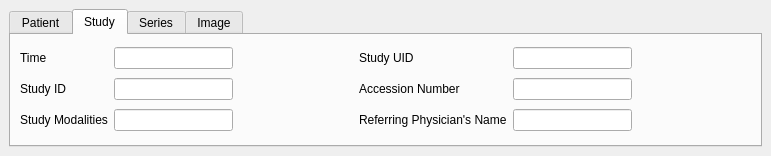
First picture: the form in starviewer/src/inputoutput/qadvancedsearchwidgetbase.ui, repository starviewer-medical/starviewer, before the edit.
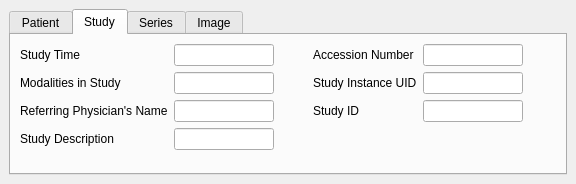
Second picture: the form after the edit. The open tabs and pages were chosen to show the change.

Commit message:
ENH: Add a field to the advanced search to search by study description. #2862
Additionally, the study tab is now the default, its fields have been
reorganized, some labels changed and the names of its QLineEdits have
been updated to match conventions in the rest of the program.

Diff of the .ui file:
```diff
--- a/starviewer/src/inputoutput/qadvancedsearchwidgetbase.ui
+++ b/starviewer/src/inputoutput/qadvancedsearchwidgetbase.ui
@@ -6,8 +6,8 @@
    <rect>
     <x>0</x>
     <y>0</y>
-    <width>771</width>
-    <height>156</height>
+    <width>576</width>
+    <height>184</height>
    </rect>
   </property>
   <property name="windowTitle">
@@ -191,50 +191,57 @@
       <attribute name="title">
        <string>Study</string>
       </attribute>
-      <layout class="QGridLayout">
-       <property name="leftMargin">
-        <number>9</number>
-       </property>
-       <property name="topMargin">
-        <number>9</number>
-       </property>
-       <property name="rightMargin">
-        <number>9</number>
-       </property>
-       <property name="bottomMargin">
-        <number>9</number>
-       </property>
-       <property name="spacing">
-        <number>6</number>
-       </property>
-       <item row="2" column="1">
-        <widget class="QLineEdit" name="m_studyModalityText"/>
+      <layout class="QHBoxLayout" name="horizontalLayout_3">
+       <item>
+        <layout class="QFormLayout" name="formLayout_2">
+         <item row="0" column="0">
+          <widget class="QLabel" name="label_13">
+           <property name="text">
+            <string>Study Time</string>
+           </property>
+          </widget>
+         </item>
+         <item row="0" column="1">
+          <widget class="QLineEdit" name="m_studyTimeLineEdit">
+           <property name="enabled">
+            <bool>true</bool>
+           </property>
+          </widget>
+         </item>
+         <item row="1" column="0">
+          <widget class="QLabel" name="label_12">
+           <property name="text">
+            <string>Modalities in Study</string>
+           </property>
+          </widget>
+         </item>
+         <item row="1" column="1">
+          <widget class="QLineEdit" name="m_modalitiesInStudyLineEdit"/>
+         </item>
+         <item row="2" column="0">
+          <widget class="QLabel" name="label_11">
+           <property name="text">
+            <string>Referring Physician's Name</string>
+           </property>
+          </widget>
+         </item>
+         <item row="2" column="1">
+          <widget class="QLineEdit" name="m_referringPhysiciansNameLineEdit"/>
+         </item>
+         <item row="3" column="0">
+          <widget class="QLabel" name="label_16">
+           <property name="text">
+            <string>Study Description</string>
+           </property>
+          </widget>
+         </item>
+         <item row="3" column="1">
+          <widget class="QLineEdit" name="m_studyDescriptionLineEdit"/>
+         </item>
+        </layout>
        </item>
-       <item row="0" column="4">
-        <widget class="QLineEdit" name="m_studyUIDText"/>
-       </item>
-       <item row="0" column="3">
-        <widget class="QLabel" name="label_2">
-         <property name="text">
-          <string>Study UID</string>
-         </property>
-         <property name="buddy">
-          <cstring>m_studyUIDText</cstring>
-         </property>
-        </widget>
-       </item>
-       <item row="0" column="0">
-        <widget class="QLabel" name="label_13">
-         <property name="text">
-          <string>Time</string>
-         </property>
-         <property name="buddy">
-          <cstring>m_studyTimeText</cstring>
-         </property>
-        </widget>
-       </item>
-       <item row="1" column="2">
-        <spacer>
+       <item>
+        <spacer name="horizontalSpacer_2">
          <property name="orientation">
           <enum>Qt::Horizontal</enum>
          </property>
@@ -246,8 +253,42 @@
          </property>
         </spacer>
        </item>
-       <item row="1" column="5">
-        <spacer>
+       <item>
+        <layout class="QFormLayout" name="formLayout_3">
+         <item row="0" column="0">
+          <widget class="QLabel" name="label_9">
+           <property name="text">
+            <string>Accession Number</string>
+           </property>
+          </widget>
+         </item>
+         <item row="0" column="1">
+          <widget class="QLineEdit" name="m_accessionNumberLineEdit"/>
+         </item>
+         <item row="1" column="0">
+          <widget class="QLabel" name="label_2">
+           <property name="text">
+            <string>Study Instance UID</string>
+           </property>
+          </widget>
+         </item>
+         <item row="1" column="1">
+          <widget class="QLineEdit" name="m_studyInstanceUidLineEdit"/>
+         </item>
+         <item row="2" column="0">
+          <widget class="QLabel" name="textLabel5_3">
+           <property name="text">
+            <string>Study ID</string>
+           </property>
+          </widget>
+         </item>
+         <item row="2" column="1">
+          <widget class="QLineEdit" name="m_studyIdLineEdit"/>
+         </item>
+        </layout>
+       </item>
+       <item>
+        <spacer name="horizontalSpacer_3">
          <property name="orientation">
           <enum>Qt::Horizontal</enum>
          </property>
@@ -259,62 +300,6 @@
          </property>
         </spacer>
        </item>
-       <item row="1" column="4">
-        <widget class="QLineEdit" name="m_accessionNumberText"/>
-       </item>
-       <item row="2" column="0">
-        <widget class="QLabel" name="label_12">
-         <property name="text">
-          <string>Study Modalities</string>
-         </property>
-         <property name="buddy">
-          <cstring>m_studyModalityText</cstring>
-         </property>
-        </widget>
-       </item>
-       <item row="2" column="3">
-        <widget class="QLabel" name="label_11">
-         <property name="text">
-          <string>Referring Physician's Name</string>
-         </property>
-         <property name="buddy">
-          <cstring>m_referringPhysiciansNameText</cstring>
-         </property>
-        </widget>
-       </item>
-       <item row="1" column="1">
-        <widget class="QLineEdit" name="m_studyIDText"/>
-       </item>
-       <item row="2" column="4">
-        <widget class="QLineEdit" name="m_referringPhysiciansNameText"/>
-       </item>
-       <item row="1" column="3">
-        <widget class="QLabel" name="label_9">
-         <property name="text">
-          <string>Accession Number</string>
-         </property>
-         <property name="buddy">
-          <cstring>m_accessionNumberText</cstring>
-         </property>
-        </widget>
-       </item>
-       <item row="1" column="0">
-        <widget class="QLabel" name="textLabel5_3">
-         <property name="text">
-          <string>Study ID</string>
-         </property>
-         <property name="buddy">
-          <cstring>m_studyIDText</cstring>
-         </property>
-        </widget>
-       </item>
-       <item row="0" column="1">
-        <widget class="QLineEdit" name="m_studyTimeText">
-         <property name="enabled">
-          <bool>true</bool>
-         </property>
-        </widget>
-       </item>
       </layout>
      </widget>
      <widget class="QWidget" name="m_advancedSearchSeries">
```
Left out of the diff: 32 changed lines with no effect on the pictures. The commit also changes 2 other files.
